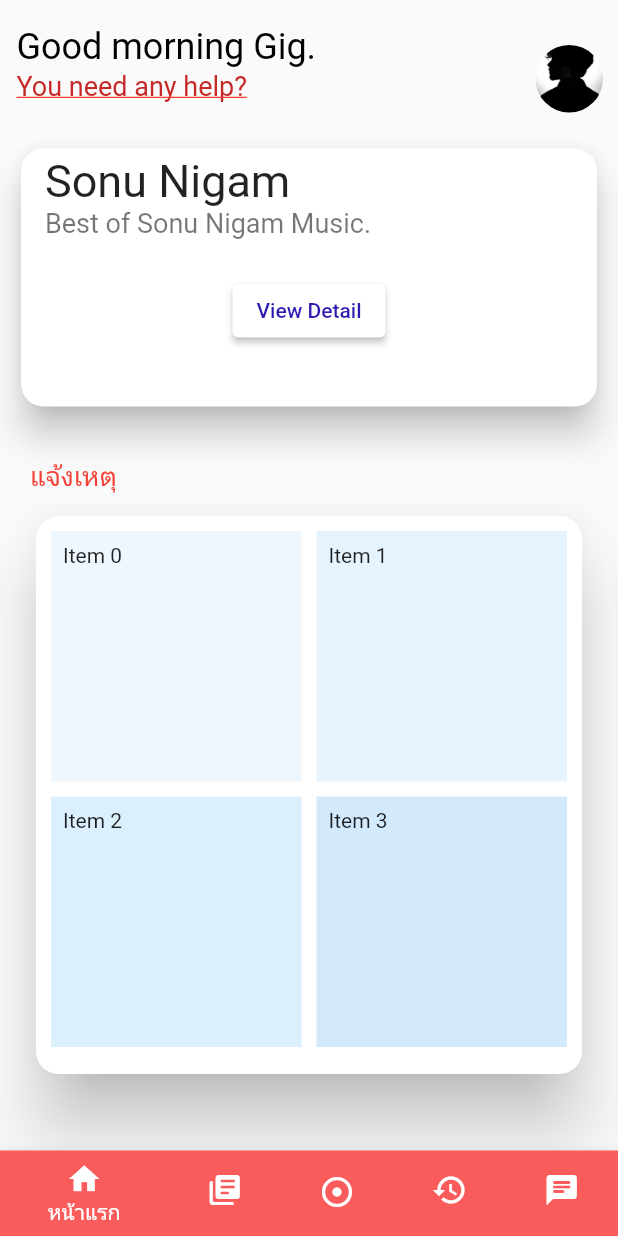
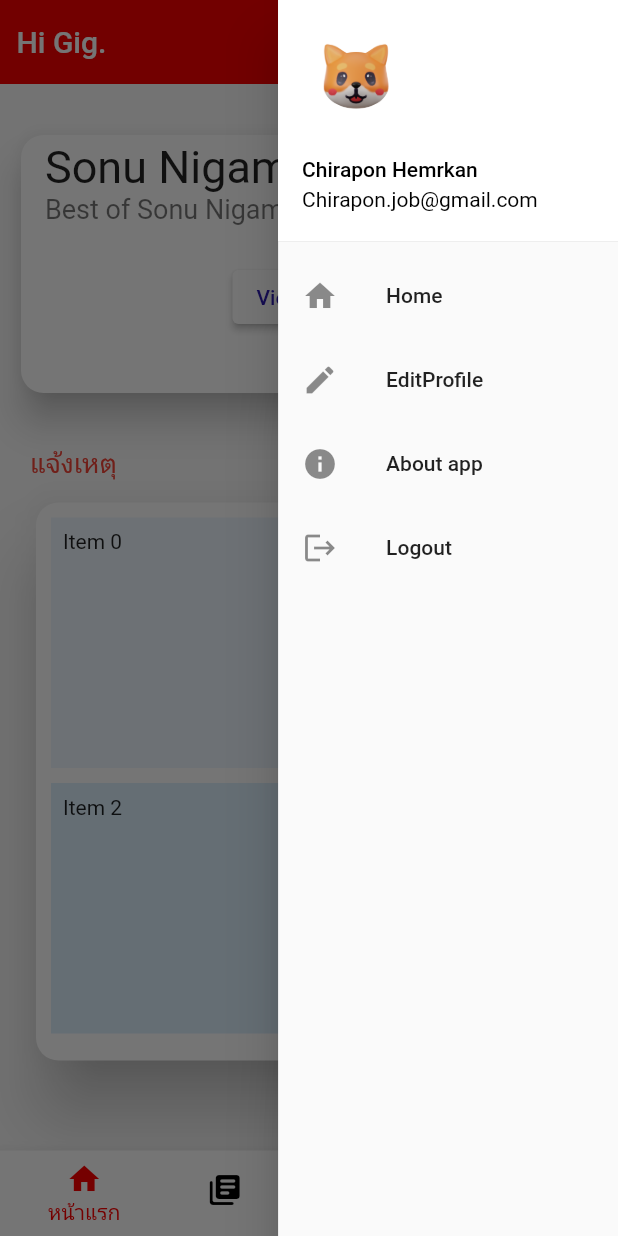
Before and after one commit to rattikarnpharakarn/SosAppFE, a Flutter app: the Home screen opened directly, with the side drawer open (before the commit the screen has no drawer), on a phone screen of 412 x 824 dp. Run offline on Flutter 3.47's test engine with Material 2 defaults, Android fonts, the phone set to English and light mode, and no system bars; our stand-ins replace file, flutter_local_notifications, get, image_picker; missing offline and left inert: bottom_bar_matu; accounts and stored records are empty.

Commit message:
update home

```diff
--- a/lib/main.dart
+++ b/lib/main.dart
@@ -19,8 +19,8 @@ class MyApp extends StatelessWidget {
     return MaterialApp(
       title: 'SosApp',
       theme: ThemeData(primarySwatch: Colors.red),
-      // home: const Index(),
-      home: HotlinePage(),
+      home: const Index(),
+      // home: HotlinePage(),
       // home: Signup(),
       // home: SignupPhoneNumber(),
       // home: Signin(), // หน้าแรกของแอบ
--- a/lib/src/component/bottom_bar.dart
+++ b/lib/src/component/bottom_bar.dart
@@ -64,12 +64,12 @@ class _BottombarState extends State<Bottombar> {
           BottomNavigationBarItem(
             icon: Icon(Icons.home),
             label: 'หน้าแรก',
-            backgroundColor: Color.fromARGB(255, 250, 92, 92),
+            backgroundColor: Color.fromARGB(255, 255, 255, 255),
           ),
           BottomNavigationBarItem(
             icon: Icon(Icons.library_books_rounded),
             label: 'เบอร์โทรสารด่วน',
-            backgroundColor: Color.fromARGB(255, 250, 92, 92),
+            backgroundColor: Color.fromARGB(255, 255, 255, 255),
           ),
           BottomNavigationBarItem(
             icon: Icon(Icons.adjust_rounded),
@@ -78,17 +78,18 @@ class _BottombarState extends State<Bottombar> {
           BottomNavigationBarItem(
             icon: Icon(Icons.history),
             label: 'ล่าสุด',
-            backgroundColor: Color.fromARGB(255, 250, 92, 92),
+            backgroundColor: Color.fromARGB(255, 255, 255, 255),
           ),
           BottomNavigationBarItem(
             icon: Icon(Icons.chat_rounded),
             label: 'แชท',
-            backgroundColor: Color.fromARGB(255, 250, 92, 92),
+            backgroundColor: Color.fromARGB(255, 255, 255, 255),
           ),
         ],
         currentIndex: pageNumber,
-        selectedItemColor: Color.fromARGB(255, 255, 255, 255),
-        backgroundColor: Color.fromARGB(255, 250, 92, 92),
+        selectedItemColor: Color.fromARGB(255, 255, 0, 0),
+        unselectedItemColor: Color.fromARGB(255, 0, 0, 0),
+        backgroundColor: Color.fromARGB(255, 255, 255, 255),
         onTap: _onItemTapped,
       ),
     );
--- /dev/null
+++ b/lib/src/component/endDrawer.dart
@@ -0,0 +1,104 @@
+import 'package:flutter/material.dart';
+import 'package:flutter/src/widgets/container.dart';
+import 'package:flutter/src/widgets/framework.dart';
+
+class EndDrawer extends StatefulWidget {
+  const EndDrawer({super.key});
+
+  @override
+  State<EndDrawer> createState() => _EndDrawerState();
+}
+
+class _EndDrawerState extends State<EndDrawer> {
+  @override
+  Widget build(BuildContext context) {
+    return Container(
+      width: MediaQuery.of(context).size.width * 0.55,
+      child: Drawer(
+        child: ListView(
+          children: [
+            Container(
+              child: UserAccountsDrawerHeader(
+                currentAccountPicture: Container(
+                  width: 100,
+                  height: 100,
+                  alignment: Alignment.center,
+                  decoration: const BoxDecoration(shape: BoxShape.circle),
+                  child: ClipRRect(
+                    borderRadius: BorderRadius.circular(360),
+                    child: Container(
+                      padding: EdgeInsets.zero,
+                      child: Image.asset(
+                        'assets/images/profile.webp',
+                        fit: BoxFit.cover,
+                      ),
+                    ),
+                  ),
+                ),
+                decoration: const BoxDecoration(
+                  color: Color.fromARGB(255, 255, 255, 255),
+                ),
+                accountName: const Text(
+                  "Chirapon Hemrkan",
+                  style: TextStyle(color: Colors.black),
+                ),
+                accountEmail: const Text(
+                  "Chirapon.job@gmail.com",
+                  style: TextStyle(color: Colors.black),
+                ),
+                // otherAccountsPictures: [
+                //   CircleAvatar(
+                //     backgroundColor: Colors.white,
+                //     backgroundImage: NetworkImage(
+                //         "https://randomuser.me/api/portraits/women/74.jpg"),
+                //   ),
+                //   CircleAvatar(
+                //     backgroundColor: Colors.white,
+                //     backgroundImage: NetworkImage(
+                //         "https://randomuser.me/api/portraits/men/47.jpg"),
+                //   ),
+                // ],
+              ),
+            ),
+            ListTile(
+              leading: const Icon(Icons.home),
+              title: const Text("Home"),
+              onTap: () {},
+            ),
+            ListTile(
+              leading: const Icon(Icons.edit),
+              title: const Text("EditProfile"),
+              onTap: () {},
+            ),
+            // ListTile(
+            //   leading: const Icon(Icons.account_box),
+            //   title: const Text("About"),
+            //   onTap: () {},
+            // ),
+            const AboutListTile(
+              // <-- SEE HERE
+              icon: Icon(
+                Icons.info,
+              ),
+              child: Text('About app'),
+              applicationIcon: Icon(
+                Icons.local_play,
+              ),
+              applicationName: 'Sos Application',
+              applicationVersion: '0.1',
+              applicationLegalese: '© 2019 Bell & Gig',
+              aboutBoxChildren: [
+                ///Content goes here...
+              ],
+            ),
+            ListTile(
+              leading: const Icon(Icons.logout),
+              title: const Text("Logout"),
+              onTap: () {},
+            )
+          ],
+        ),
+      ),
+    );
+  }
+}
--- a/lib/src/screen/home.dart
+++ b/lib/src/screen/home.dart
@@ -1,6 +1,7 @@
 import 'package:bottom_bar_matu/bottom_bar/bottom_bar_bubble.dart';
 import 'package:bottom_bar_matu/bottom_bar_item.dart';
 import 'package:flutter/material.dart';
+import 'package:sos/src/component/endDrawer.dart';
 import 'package:sos/src/screen/signin.dart';
 
 import '../component/bottom_bar.dart';
@@ -15,6 +16,7 @@ class Home extends StatefulWidget {
 
 class _HomeState extends State<Home> {
   final PageController controller = PageController();
+  final GlobalKey<ScaffoldState> _key = GlobalKey();
 
   @override
   void dispose() {
@@ -27,19 +29,15 @@ class _HomeState extends State<Home> {
   Widget build(BuildContext context) {
     int a = 10;
     return Scaffold(
+      key: _key,
       bottomNavigationBar: Bottombar(pageNumber: _pageNumber),
       appBar: AppBar(
-        toolbarHeight: 0,
-        backgroundColor: Color.fromARGB(255, 255, 255, 255),
+          // toolbarHeight: 0,
+          backgroundColor: const Color.fromARGB(255, 248, 0, 0),
           elevation: 0,
-      ),
-      body: SingleChildScrollView(
+          // centerTitle: false,
+          title: Container(
             padding: const EdgeInsets.all(10),
-        child: Column(
-          crossAxisAlignment: CrossAxisAlignment.start,
-          textDirection: TextDirection.ltr,
-          children: <Widget>[
-            Container(
             child: Row(
               children: [
                 Column(
@@ -48,46 +46,61 @@ class _HomeState extends State<Home> {
                     Container(
                       padding: const EdgeInsets.all(1),
                       child: const Text(
-                          "Good morning Gig.",
+                        "Hi Gig.",
                         style: TextStyle(
-                            color: Color.fromARGB(255, 0, 0, 0),
-                            fontSize: 24,
-                            decorationStyle: TextDecorationStyle.solid,
-                          ),
-                        ),
-                      ),
-                      Container(
-                        padding: const EdgeInsets.all(1),
-                        child: Text(
-                          'You need any help?',
-                          style: TextStyle(
-                            color: Colors.red.shade800,
-                            fontSize: 18,
-                            decoration: TextDecoration.underline,
-                            decorationColor: Colors.red,
+                          color: Color.fromARGB(255, 255, 255, 255),
+                          fontSize: 20,
                           decorationStyle: TextDecorationStyle.solid,
                         ),
                       ),
                     ),
                   ],
                 ),
-                  Spacer(),
+                const Spacer(),
                 Container(
-                    padding: const EdgeInsets.fromLTRB(0, 20, 0, 0),
+                  padding: const EdgeInsets.fromLTRB(0, 20, 0, 20),
+                  child: ElevatedButton(
+                    style: ElevatedButton.styleFrom(
+                      shape: const CircleBorder(),
+                      backgroundColor: Color.fromARGB(255, 255, 255, 255),
+                    ),
+                    child: Container(
+                      width: 50,
+                      height: 50,
+                      alignment: Alignment.center,
+                      decoration: const BoxDecoration(shape: BoxShape.circle),
                       child: ClipRRect(
                         borderRadius: BorderRadius.circular(360),
+                        child: Container(
+                          padding: EdgeInsets.zero,
                           child: Image.asset(
-                        'assets/images/profile.jpg',
-                        width: 45,
-                        height: 45,
+                            'assets/images/profile.webp',
                             fit: BoxFit.cover,
                           ),
-                      // Image.memory( base64Decode(imageBase64), fit: BoxFit.cover )
+                        ),
+                      ),
+                    ),
+                    onPressed: () {
+                      _key.currentState!.openEndDrawer();
+                    },
                   ),
                 )
               ],
             ),
           ),
+          automaticallyImplyLeading: false,
+          titleSpacing: 0,
+          actions: [
+            Container(),
+          ]),
+      endDrawer: const EndDrawer(),
+      endDrawerEnableOpenDragGesture: false,
+      body: SingleChildScrollView(
+        padding: const EdgeInsets.all(10),
+        child: Column(
+          crossAxisAlignment: CrossAxisAlignment.start,
+          textDirection: TextDirection.ltr,
+          children: <Widget>[
             Container(
               padding: const EdgeInsets.fromLTRB(0, 20, 0, 0),
               height: 200,
```
Also changed, not shown: assets/images/profile.webp (added). Lines whose indentation alone changed are shown as unchanged.
